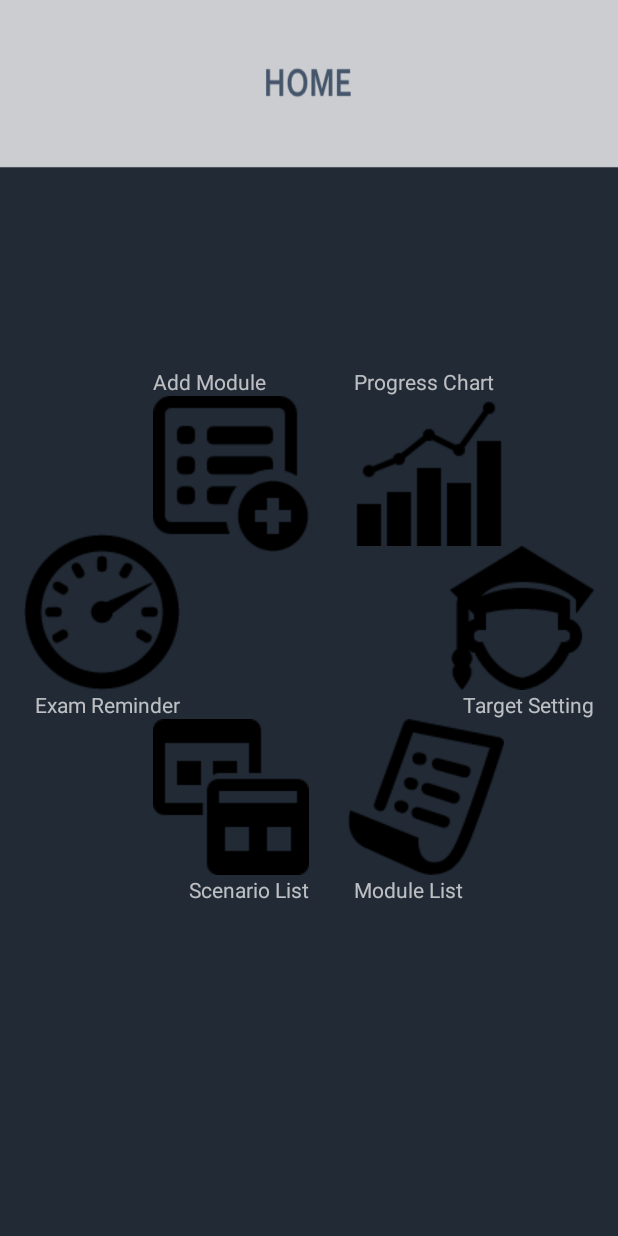
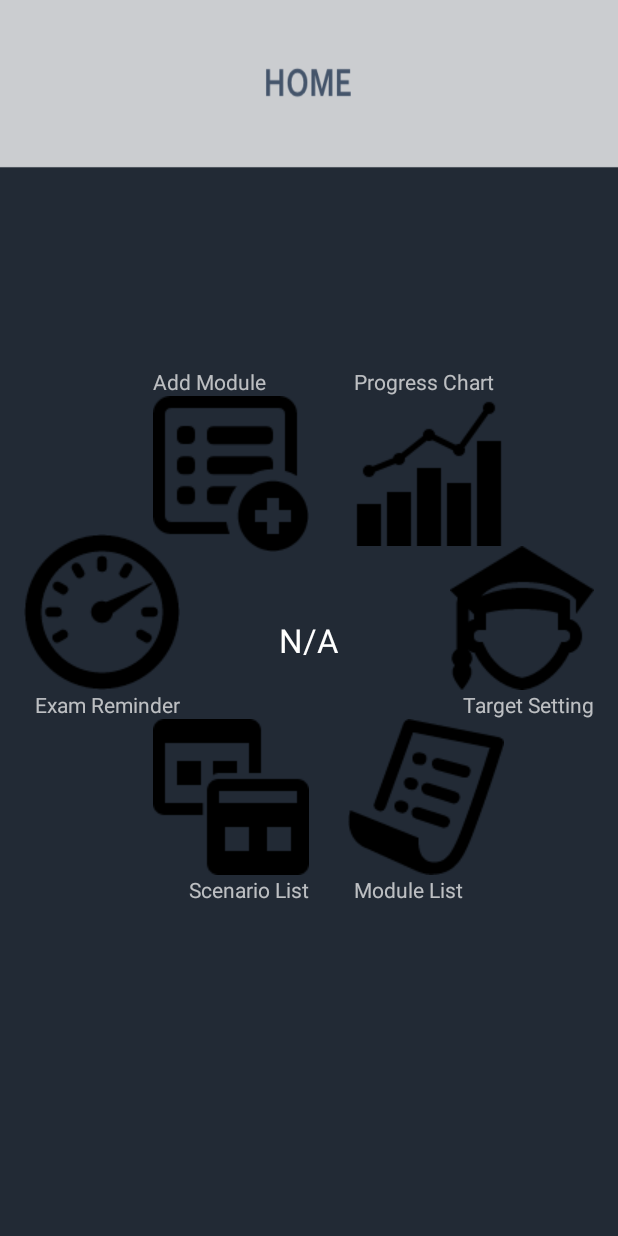
Before and after one commit to selinawj/CAPCULATOR, an Android app: the screen it shows after launch (Home), on a phone screen of 412 x 824 dp. Run offline under Robolectric (Android 15) with nearby library versions, the light colour scheme and no system bars.

Commit message:
Added JAVA to load data from moduleInfo

```diff
--- a/app/src/main/java/capture/capculator/Home.java
+++ b/app/src/main/java/capture/capculator/Home.java
@@ -1,8 +1,11 @@
 package capture.capculator;
 
+import android.content.Context;
 import android.content.Intent;
+import android.content.SharedPreferences;
 import android.support.v7.app.AppCompatActivity;
 import android.os.Bundle;
+import android.util.Log;
 import android.view.Menu;
 import android.view.MenuItem;
 import android.view.View;
@@ -10,13 +13,27 @@ import android.widget.Button;
 import android.widget.ImageButton;
 import android.widget.ImageView;
 import android.widget.TextView;
+import android.widget.Toast;
+
+import java.util.Map;
 
 public class Home extends AppCompatActivity {
+
+    public static final String DEFAULT="N/A";
+    TextView capView;
 
     @Override
     protected void onCreate(Bundle savedInstanceState) {
         super.onCreate(savedInstanceState);
         setContentView(R.layout.activity_home);
+
+        /*this is to load and calculate cap from sharedPreferences*/
+        capView = (TextView) findViewById(R.id.capView);
+        SharedPreferences sharedPreferences = getSharedPreferences("moduleInfo", Context.MODE_PRIVATE);
+        String module = sharedPreferences.getString("module",DEFAULT);
+        capView.setText(module);
+
+
 
         final ImageView center = (ImageView) findViewById(R.id.center);
 
@@ -95,5 +112,4 @@ public class Home extends AppCompatActivity {
         final TextView tvExamReminder = (TextView) findViewById(R.id.tvExamReminder);
 
     }
-
 }
--- a/app/src/main/res/layout/activity_add_semester.xml
+++ b/app/src/main/res/layout/activity_add_semester.xml
@@ -57,5 +57,4 @@
         android:layout_marginBottom="52dp" />
 
 
-
 </RelativeLayout>
--- a/app/src/main/res/layout/activity_home.xml
+++ b/app/src/main/res/layout/activity_home.xml
@@ -138,5 +138,14 @@
         android:layout_alignRight="@+id/bExamReminder"
         android:layout_alignEnd="@+id/bExamReminder" />
 
+    <TextView
+        android:layout_width="wrap_content"
+        android:layout_height="wrap_content"
+        android:textAppearance="?android:attr/textAppearanceLarge"
+        android:text="MY CAP"
+        android:id="@+id/capView"
+        android:layout_alignTop="@+id/center"
+        android:layout_centerHorizontal="true" />
+
 
 </RelativeLayout>
```
Also changed, not shown: app/src/main/java/capture/capculator/AddSemester.java (+16 -6 lines), app/src/main/java/capture/capculator/MyModules.java (+17 -19 lines).
